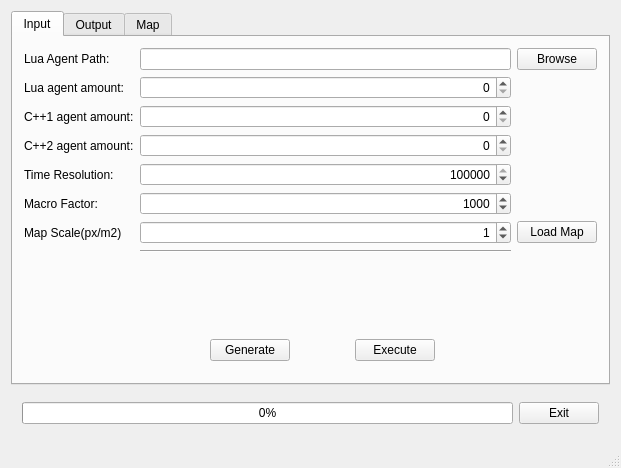
Above: mainwindow.ui from sojoe02/RANA before the change. Below: the same form after it.
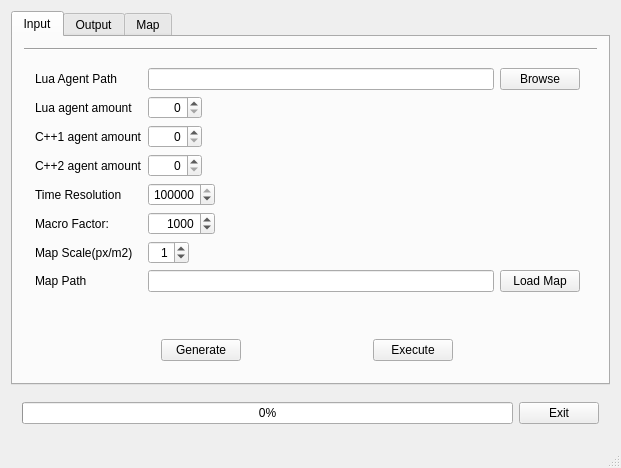
That is the form after the change. The open tabs and pages were chosen to show the change.

Commit message: addeded kprintf function functionality so the simulation-core can communicate with the user interface.

```diff
--- a/mainwindow.ui
+++ b/mainwindow.ui
@@ -25,125 +25,7 @@
         <string>Input</string>
        </attribute>
        <layout class="QGridLayout" name="gridLayout_5">
-        <item row="4" column="0">
-         <widget class="QLabel" name="label_5">
-          <property name="toolTip">
-           <string>Number of microsteps pr second</string>
-          </property>
-          <property name="toolTipDuration">
-           <number>-1</number>
-          </property>
-          <property name="text">
-           <string>Time Resolution:</string>
-          </property>
-         </widget>
-        </item>
-        <item row="6" column="0">
-         <widget class="QLabel" name="label_9">
-          <property name="text">
-           <string>Map Scale(px/m2)</string>
-          </property>
-         </widget>
-        </item>
-        <item row="4" column="1" colspan="2">
-         <widget class="QSpinBox" name="timeResSpinBox">
-          <property name="alignment">
-           <set>Qt::AlignRight|Qt::AlignTrailing|Qt::AlignVCenter</set>
-          </property>
-          <property name="accelerated">
-           <bool>true</bool>
-          </property>
-          <property name="maximum">
-           <number>1000000000</number>
-          </property>
-          <property name="singleStep">
-           <number>1000</number>
-          </property>
-          <property name="value">
-           <number>1000000</number>
-          </property>
-          <property name="displayIntegerBase">
-           <number>10</number>
-          </property>
-         </widget>
-        </item>
-        <item row="0" column="0">
-         <widget class="QLabel" name="label">
-          <property name="text">
-           <string>Lua Agent Path:</string>
-          </property>
-         </widget>
-        </item>
-        <item row="2" column="1" colspan="2">
-         <widget class="QSpinBox" name="c1AgentSpinBox">
-          <property name="alignment">
-           <set>Qt::AlignRight|Qt::AlignTrailing|Qt::AlignVCenter</set>
-          </property>
-          <property name="maximum">
-           <number>1000</number>
-          </property>
-         </widget>
-        </item>
-        <item row="5" column="1" colspan="2">
-         <widget class="QSpinBox" name="macroSpinBox">
-          <property name="alignment">
-           <set>Qt::AlignRight|Qt::AlignTrailing|Qt::AlignVCenter</set>
-          </property>
-          <property name="maximum">
-           <number>1000000000</number>
-          </property>
-          <property name="singleStep">
-           <number>1000</number>
-          </property>
-          <property name="value">
-           <number>1000</number>
-          </property>
-         </widget>
-        </item>
-        <item row="3" column="0">
-         <widget class="QLabel" name="label_4">
-          <property name="text">
-           <string>C++2 agent amount:</string>
-          </property>
-         </widget>
-        </item>
-        <item row="3" column="1" colspan="2">
-         <widget class="QSpinBox" name="c2AgentSpinBox">
-          <property name="alignment">
-           <set>Qt::AlignRight|Qt::AlignTrailing|Qt::AlignVCenter</set>
-          </property>
-          <property name="maximum">
-           <number>1000</number>
-          </property>
-         </widget>
-        </item>
-        <item row="1" column="1" colspan="2">
-         <widget class="QSpinBox" name="luaSpinBox">
-          <property name="alignment">
-           <set>Qt::AlignRight|Qt::AlignTrailing|Qt::AlignVCenter</set>
-          </property>
-          <property name="maximum">
-           <number>1000</number>
-          </property>
-         </widget>
-        </item>
-        <item row="0" column="1" colspan="2">
-         <widget class="QLineEdit" name="lineEdit"/>
-        </item>
-        <item row="6" column="1" colspan="2">
-         <widget class="QSpinBox" name="spinBox">
-          <property name="layoutDirection">
-           <enum>Qt::LeftToRight</enum>
-          </property>
-          <property name="alignment">
-           <set>Qt::AlignRight|Qt::AlignTrailing|Qt::AlignVCenter</set>
-          </property>
-          <property name="value">
-           <number>1</number>
-          </property>
-         </widget>
-        </item>
-        <item row="9" column="1">
+        <item row="16" column="1">
          <spacer name="verticalSpacer_2">
           <property name="orientation">
            <enum>Qt::Vertical</enum>
@@ -159,45 +41,14 @@
           </property>
          </spacer>
         </item>
-        <item row="5" column="0">
-         <widget class="QLabel" name="label_6">
-          <property name="toolTip">
-           <string>Number of mirosteps pr macrostep</string>
-          </property>
-          <property name="text">
-           <string>Macro Factor:</string>
-          </property>
-         </widget>
-        </item>
-        <item row="2" column="0">
-         <widget class="QLabel" name="label_3">
-          <property name="text">
-           <string>C++1 agent amount:</string>
-          </property>
-         </widget>
-        </item>
-        <item row="0" column="3">
-         <widget class="QPushButton" name="browseLuaAgentButton">
-          <property name="text">
-           <string>Browse</string>
-          </property>
-         </widget>
-        </item>
-        <item row="7" column="1" colspan="2">
+        <item row="13" column="1" colspan="2">
          <widget class="Line" name="line">
           <property name="orientation">
            <enum>Qt::Horizontal</enum>
           </property>
          </widget>
         </item>
-        <item row="1" column="0">
-         <widget class="QLabel" name="label_2">
-          <property name="text">
-           <string>Lua agent amount:</string>
-          </property>
-         </widget>
-        </item>
-        <item row="10" column="1">
+        <item row="19" column="1">
          <widget class="QWidget" name="widget_2" native="true">
           <property name="sizePolicy">
            <sizepolicy hsizetype="Expanding" vsizetype="Fixed">
@@ -235,17 +86,225 @@
           </layout>
          </widget>
         </item>
-        <item row="6" column="3">
-         <widget class="QPushButton" name="browseMapButton">
-          <property name="sizePolicy">
-           <sizepolicy hsizetype="Fixed" vsizetype="Fixed">
-            <horstretch>0</horstretch>
-            <verstretch>0</verstretch>
-           </sizepolicy>
-          </property>
-          <property name="text">
-           <string>Load Map</string>
-          </property>
+        <item row="14" column="1">
+         <widget class="QWidget" name="widget_3" native="true">
+          <layout class="QGridLayout" name="gridLayout_2">
+           <item row="8" column="2">
+            <widget class="QSpinBox" name="macroSpinBox">
+             <property name="sizePolicy">
+              <sizepolicy hsizetype="Maximum" vsizetype="Fixed">
+               <horstretch>0</horstretch>
+               <verstretch>0</verstretch>
+              </sizepolicy>
+             </property>
+             <property name="alignment">
+              <set>Qt::AlignRight|Qt::AlignTrailing|Qt::AlignVCenter</set>
+             </property>
+             <property name="maximum">
+              <number>1000000000</number>
+             </property>
+             <property name="singleStep">
+              <number>1000</number>
+             </property>
+             <property name="value">
+              <number>1000</number>
+             </property>
+            </widget>
+           </item>
+           <item row="4" column="0">
+            <widget class="QLabel" name="label_2">
+             <property name="text">
+              <string>Lua agent amount</string>
+             </property>
+            </widget>
+           </item>
+           <item row="9" column="2">
+            <widget class="QSpinBox" name="mapScaleSpinBox">
+             <property name="sizePolicy">
+              <sizepolicy hsizetype="Fixed" vsizetype="Fixed">
+               <horstretch>0</horstretch>
+               <verstretch>0</verstretch>
+              </sizepolicy>
+             </property>
+             <property name="layoutDirection">
+              <enum>Qt::LeftToRight</enum>
+             </property>
+             <property name="alignment">
+              <set>Qt::AlignRight|Qt::AlignTrailing|Qt::AlignVCenter</set>
+             </property>
+             <property name="value">
+              <number>1</number>
+             </property>
+            </widget>
+           </item>
+           <item row="7" column="0">
+            <widget class="QLabel" name="label_5">
+             <property name="toolTip">
+              <string>Number of microsteps pr second</string>
+             </property>
+             <property name="toolTipDuration">
+              <number>-1</number>
+             </property>
+             <property name="text">
+              <string>Time Resolution</string>
+             </property>
+            </widget>
+           </item>
+           <item row="6" column="0">
+            <widget class="QLabel" name="label_4">
+             <property name="text">
+              <string>C++2 agent amount</string>
+             </property>
+            </widget>
+           </item>
+           <item row="5" column="2">
+            <widget class="QSpinBox" name="c1AgentSpinBox">
+             <property name="sizePolicy">
+              <sizepolicy hsizetype="Maximum" vsizetype="Fixed">
+               <horstretch>0</horstretch>
+               <verstretch>0</verstretch>
+              </sizepolicy>
+             </property>
+             <property name="alignment">
+              <set>Qt::AlignRight|Qt::AlignTrailing|Qt::AlignVCenter</set>
+             </property>
+             <property name="maximum">
+              <number>1000</number>
+             </property>
+            </widget>
+           </item>
+           <item row="0" column="3">
+            <widget class="QPushButton" name="browseLuaAgentButton">
+             <property name="text">
+              <string>Browse</string>
+             </property>
+            </widget>
+           </item>
+           <item row="0" column="0">
+            <widget class="QLabel" name="label">
+             <property name="text">
+              <string>Lua Agent Path</string>
+             </property>
+            </widget>
+           </item>
+           <item row="6" column="2">
+            <widget class="QSpinBox" name="c2AgentSpinBox">
+             <property name="sizePolicy">
+              <sizepolicy hsizetype="Maximum" vsizetype="Fixed">
+               <horstretch>0</horstretch>
+               <verstretch>0</verstretch>
+              </sizepolicy>
+             </property>
+             <property name="alignment">
+              <set>Qt::AlignRight|Qt::AlignTrailing|Qt::AlignVCenter</set>
+             </property>
+             <property name="maximum">
+              <number>1000</number>
+             </property>
+            </widget>
+           </item>
+           <item row="8" column="0">
+            <widget class="QLabel" name="label_6">
+             <property name="toolTip">
+              <string>Number of mirosteps pr macrostep</string>
+             </property>
+             <property name="text">
+              <string>Macro Factor:</string>
+             </property>
+            </widget>
+           </item>
+           <item row="4" column="2">
+            <widget class="QSpinBox" name="luaSpinBox">
+             <property name="sizePolicy">
+              <sizepolicy hsizetype="Maximum" vsizetype="Fixed">
+               <horstretch>0</horstretch>
+               <verstretch>0</verstretch>
+              </sizepolicy>
+             </property>
+             <property name="alignment">
+              <set>Qt::AlignRight|Qt::AlignTrailing|Qt::AlignVCenter</set>
+             </property>
+             <property name="maximum">
+              <number>1000</number>
+             </property>
+            </widget>
+           </item>
+           <item row="5" column="0">
+            <widget class="QLabel" name="label_3">
+             <property name="text">
+              <string>C++1 agent amount</string>
+             </property>
+            </widget>
+           </item>
+           <item row="0" column="2">
+            <widget class="QLineEdit" name="agentPathLineEdit">
+             <property name="sizePolicy">
+              <sizepolicy hsizetype="MinimumExpanding" vsizetype="Fixed">
+               <horstretch>0</horstretch>
+               <verstretch>0</verstretch>
+              </sizepolicy>
+             </property>
+            </widget>
+           </item>
+           <item row="7" column="2">
+            <widget class="QSpinBox" name="timeResSpinBox">
+             <property name="sizePolicy">
+              <sizepolicy hsizetype="Maximum" vsizetype="Fixed">
+               <horstretch>0</horstretch>
+               <verstretch>0</verstretch>
+              </sizepolicy>
+             </property>
+             <property name="alignment">
+              <set>Qt::AlignRight|Qt::AlignTrailing|Qt::AlignVCenter</set>
+             </property>
+             <property name="accelerated">
+              <bool>true</bool>
+             </property>
+             <property name="maximum">
+              <number>1000000000</number>
+             </property>
+             <property name="singleStep">
+              <number>1000</number>
+             </property>
+             <property name="value">
+              <number>1000000</number>
+             </property>
+             <property name="displayIntegerBase">
+              <number>10</number>
+             </property>
+            </widget>
+           </item>
+           <item row="9" column="0">
+            <widget class="QLabel" name="label_9">
+             <property name="text">
+              <string>Map Scale(px/m2)</string>
+             </property>
+            </widget>
+           </item>
+           <item row="10" column="0">
+            <widget class="QLabel" name="label_7">
+             <property name="text">
+              <string>Map Path</string>
+             </property>
+            </widget>
+           </item>
+           <item row="10" column="2">
+            <widget class="QLineEdit" name="mapPathLineEdit"/>
+           </item>
+           <item row="10" column="3">
+            <widget class="QPushButton" name="browseMapButton">
+             <property name="sizePolicy">
+              <sizepolicy hsizetype="Fixed" vsizetype="Fixed">
+               <horstretch>0</horstretch>
+               <verstretch>0</verstretch>
+              </sizepolicy>
+             </property>
+             <property name="text">
+              <string>Load Map</string>
+             </property>
+            </widget>
+           </item>
+          </layout>
          </widget>
         </item>
        </layout>
```
Left out of the diff: 4 changed lines with no effect on the pictures. The commit also changes 5 other files.
